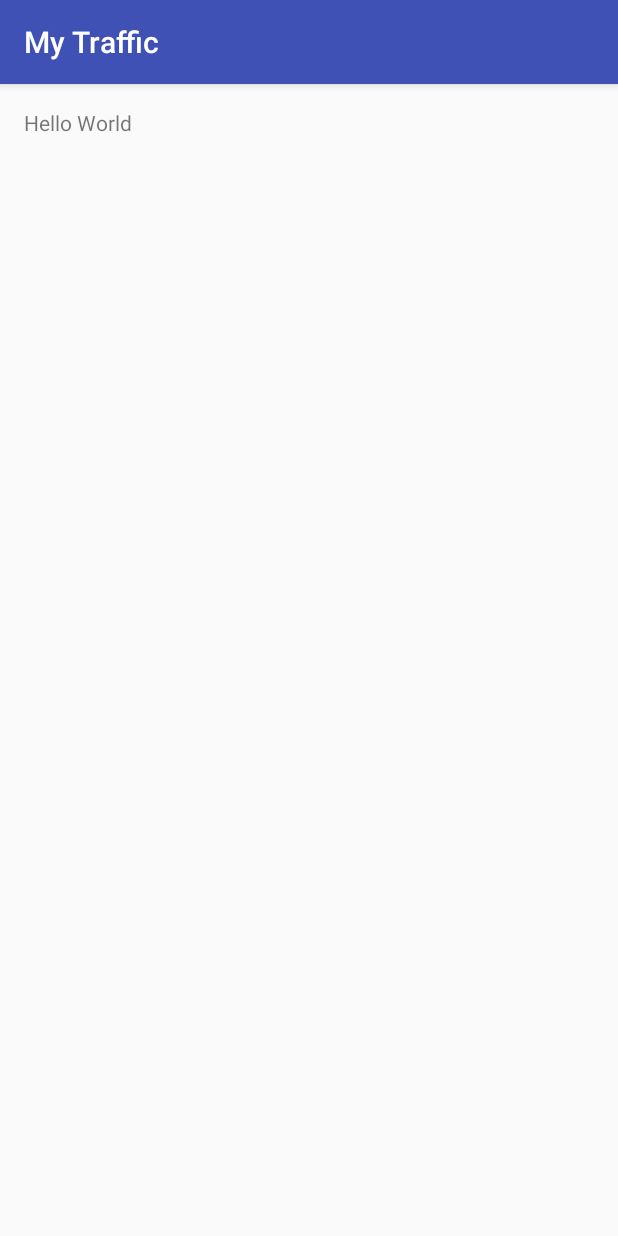
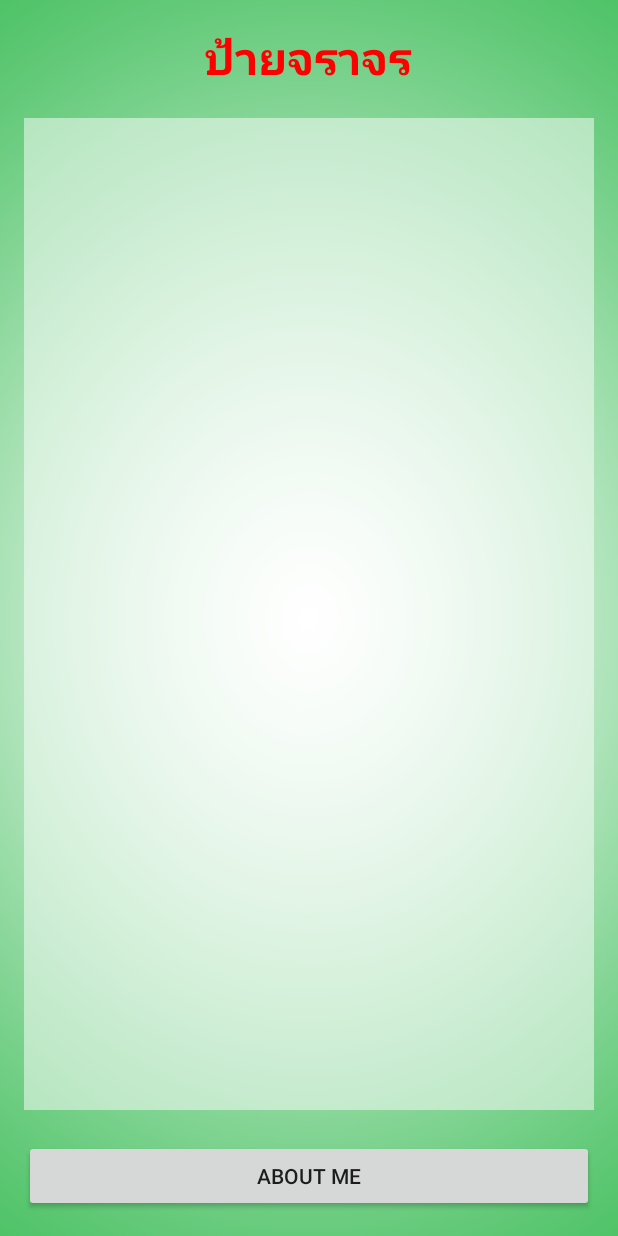
Before and after one commit to buggio/My-Traffic, an Android app: the screen it shows after launch (MainActivity), on a phone screen of 412 x 824 dp. Run offline under Robolectric (Android 15) with nearby library versions, the phone set to English and light mode, and no system bars.

Commit message:
design GUI

```diff
--- a/app/src/main/res/layout/activity_main.xml
+++ b/app/src/main/res/layout/activity_main.xml
@@ -7,10 +7,35 @@
     android:paddingLeft="@dimen/activity_horizontal_margin"
     android:paddingRight="@dimen/activity_horizontal_margin"
     android:paddingTop="@dimen/activity_vertical_margin"
-    tools:context="snr.artkhonghan.somphet.mytraffic.MainActivity">
+    tools:context="snr.artkhonghan.somphet.mytraffic.MainActivity"
+    android:background="@drawable/bg6">
 
     <TextView
         android:layout_width="wrap_content"
         android:layout_height="wrap_content"
-        android:text="Hello World" />
+        android:text="@string/title_main"
+        android:id="@+id/textView"
+        android:textSize="@dimen/h1"
+        android:textStyle="bold"
+        android:layout_centerHorizontal="true"
+        android:textColor="@color/text" />
+
+    <Button
+        android:layout_width="match_parent"
+        android:layout_height="wrap_content"
+        android:text="About Me"
+        android:id="@+id/button"
+        android:layout_alignParentEnd="false"
+        android:layout_alignParentStart="false"
+        android:layout_alignParentBottom="true" />
+
+    <ListView
+        android:layout_width="wrap_content"
+        android:layout_height="wrap_content"
+        android:id="@+id/listView"
+        android:layout_below="@+id/textView"
+        android:layout_above="@+id/button"
+        android:layout_marginTop="20dp"
+        android:layout_marginBottom="20dp"
+        android:background="#82ffffff" />
 </RelativeLayout>
--- a/app/src/main/res/values/colors.xml
+++ b/app/src/main/res/values/colors.xml
@@ -3,4 +3,7 @@
     <color name="colorPrimary">#3F51B5</color>
     <color name="colorPrimaryDark">#303F9F</color>
     <color name="colorAccent">#FF4081</color>
+
+    <color name="text">#FF0000</color>
+
 </resources>
--- a/app/src/main/res/values/dimens.xml
+++ b/app/src/main/res/values/dimens.xml
@@ -2,4 +2,7 @@
     <!-- Default screen margins, per the Android Design guidelines. -->
     <dimen name="activity_horizontal_margin">16dp</dimen>
     <dimen name="activity_vertical_margin">16dp</dimen>
+
+    <dimen name="h1">30sp</dimen>
+    <dimen name="h2">20sp</dimen>
 </resources>
--- a/app/src/main/res/values/strings.xml
+++ b/app/src/main/res/values/strings.xml
@@ -1,3 +1,6 @@
 <resources>
     <string name="app_name">My Traffic</string>
+
+    <string name="title_main">ป้ายจราจร</string>
+
 </resources>
--- a/app/src/main/res/values/styles.xml
+++ b/app/src/main/res/values/styles.xml
@@ -1,7 +1,7 @@
 <resources>
 
     <!-- Base application theme. -->
-    <style name="AppTheme" parent="Theme.AppCompat.Light.DarkActionBar">
+    <style name="AppTheme" parent="Theme.AppCompat.Light.NoActionBar">
         <!-- Customize your theme here. -->
         <item name="colorPrimary">@color/colorPrimary</item>
         <item name="colorPrimaryDark">@color/colorPrimaryDark</item>
```
Also changed, not shown: app/src/main/res/drawable/bg23.png (added), app/src/main/res/drawable/bg6.png (added).
